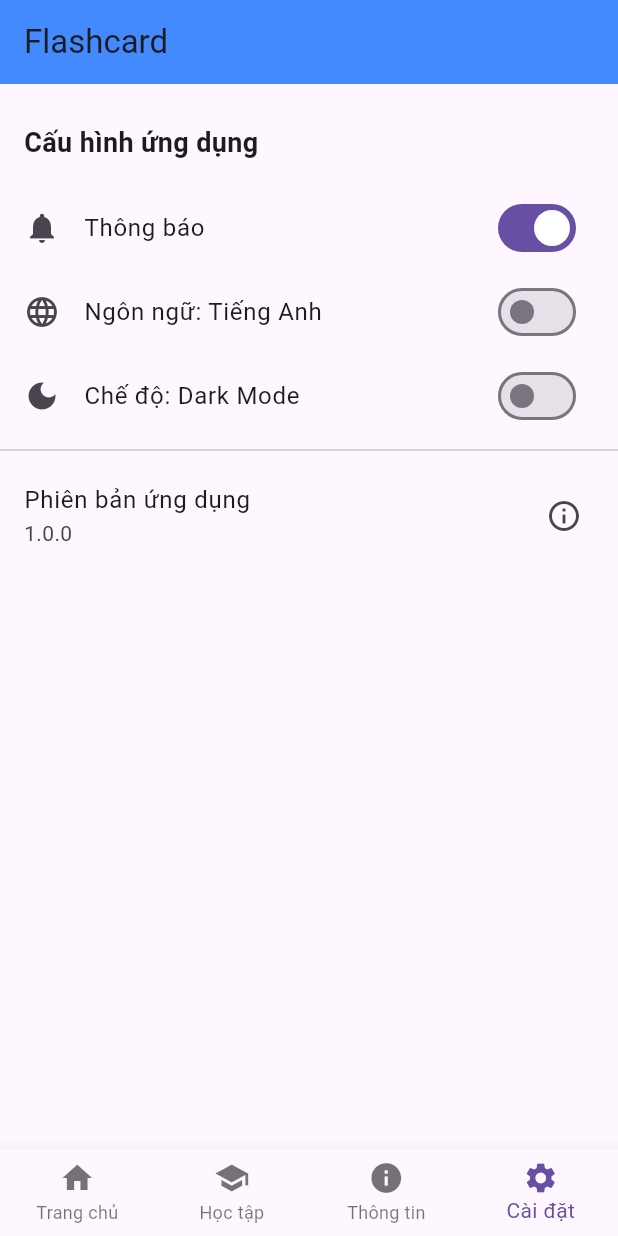
After one commit to hahiep205/2025_2_LTTBDD_N02_Nhom_11, a Flutter app: the screen it shows after launch, item 4 of the bottom bar chosen, on a phone screen of 412 x 824 dp. The commit adds this screen. Run offline on Flutter 3.47's test engine with Material 3 defaults, Android fonts, the phone set to English and light mode, and no system bars.

Commit message:
Chia thư mục, phân trang setting

```diff
--- a/lib/main.dart
+++ b/lib/main.dart
@@ -1,4 +1,5 @@
 import 'package:flutter/material.dart';
+import 'screens/settings_screen.dart';
 
 void main() {
   runApp(
@@ -481,62 +482,13 @@ class _HomeState extends State<Home> {
           ),
 
           // TRANG CÀI ĐẶT
-          Padding(
-            padding: const EdgeInsets.symmetric(vertical: 10),
-            child: ListView(
-              children: [
-                const Padding(
-                  padding: EdgeInsets.all(16.0),
-                  child: Text(
-                    'Cấu hình ứng dụng',
-                    style: TextStyle(
-                      fontSize: 18,
-                      fontWeight: FontWeight.bold,
-                    ),
-                  ),
-                ),
-
-                SwitchListTile(
-                  title: const Text('Thông báo'),
-                  secondary: const Icon(Icons.notifications),
-                  value: thongbao,
-                  onChanged: (bool value) {
-                    setState(() {
-                      thongbao = value;
-                    });
-                  },
-                ),
-
-                SwitchListTile(
-                  title: const Text('Ngôn ngữ: Tiếng Anh'),
-                  secondary: const Icon(Icons.language),
-                  value: tienganh,
-                  onChanged: (bool value) {
-                    setState(() {
-                      tienganh = value;
-                    });
-                  },
-                ),
-
-                SwitchListTile(
-                  title: const Text('Chế độ: Dark Mode'),
-                  secondary: const Icon(Icons.dark_mode),
-                  value: darkmode,
-                  onChanged: (bool value) {
-                    setState(() {
-                      darkmode = value;
-                    });
-                  },
-                ),
-
-                const Divider(),
-                const ListTile(
-                  title: Text('Phiên bản ứng dụng'),
-                  subtitle: Text('1.0.0'),
-                  trailing: Icon(Icons.info_outline),
-                ),
-              ],
-            ),
+          SettingsScreen(
+            thongbao: thongbao,
+            tienganh: tienganh,
+            darkmode: darkmode,
+            batthongbao: (val) => setState(() => thongbao = val),
+            battienganh: (val) => setState(() => tienganh = val),
+            batdarkmode: (val) => setState(() => darkmode = val),
           ),
         ],
       ),
--- /dev/null
+++ b/lib/screens/settings_screen.dart
@@ -0,0 +1,62 @@
+import 'package:flutter/material.dart';
+
+class SettingsScreen extends StatelessWidget {
+  final bool thongbao;
+  final bool tienganh;
+  final bool darkmode;
+  final Function(bool) batthongbao;
+  final Function(bool) battienganh;
+  final Function(bool) batdarkmode;
+
+  const SettingsScreen({
+    super.key,
+    required this.thongbao,
+    required this.tienganh,
+    required this.darkmode,
+    required this.batthongbao,
+    required this.battienganh,
+    required this.batdarkmode,
+  });
+
+  @override
+  Widget build(BuildContext context) {
+    return Padding(
+      padding: const EdgeInsets.symmetric(vertical: 10),
+      child: ListView(
+        children: [
+          const Padding(
+            padding: EdgeInsets.all(16.0),
+            child: Text(
+              'Cấu hình ứng dụng',
+              style: TextStyle(fontSize: 18, fontWeight: FontWeight.bold),
+            ),
+          ),
+          SwitchListTile(
+            title: const Text('Thông báo'),
+            secondary: const Icon(Icons.notifications),
+            value: thongbao,
+            onChanged: batthongbao,
+          ),
+          SwitchListTile(
+            title: const Text('Ngôn ngữ: Tiếng Anh'),
+            secondary: const Icon(Icons.language),
+            value: tienganh,
+            onChanged: battienganh,
+          ),
+          SwitchListTile(
+            title: const Text('Chế độ: Dark Mode'),
+            secondary: const Icon(Icons.dark_mode),
+            value: darkmode,
+            onChanged: batdarkmode,
+          ),
+          const Divider(),
+          const ListTile(
+            title: Text('Phiên bản ứng dụng'),
+            subtitle: Text('1.0.0'),
+            trailing: Icon(Icons.info_outline),
+          ),
+        ],
+      ),
+    );
+  }
+}
```
